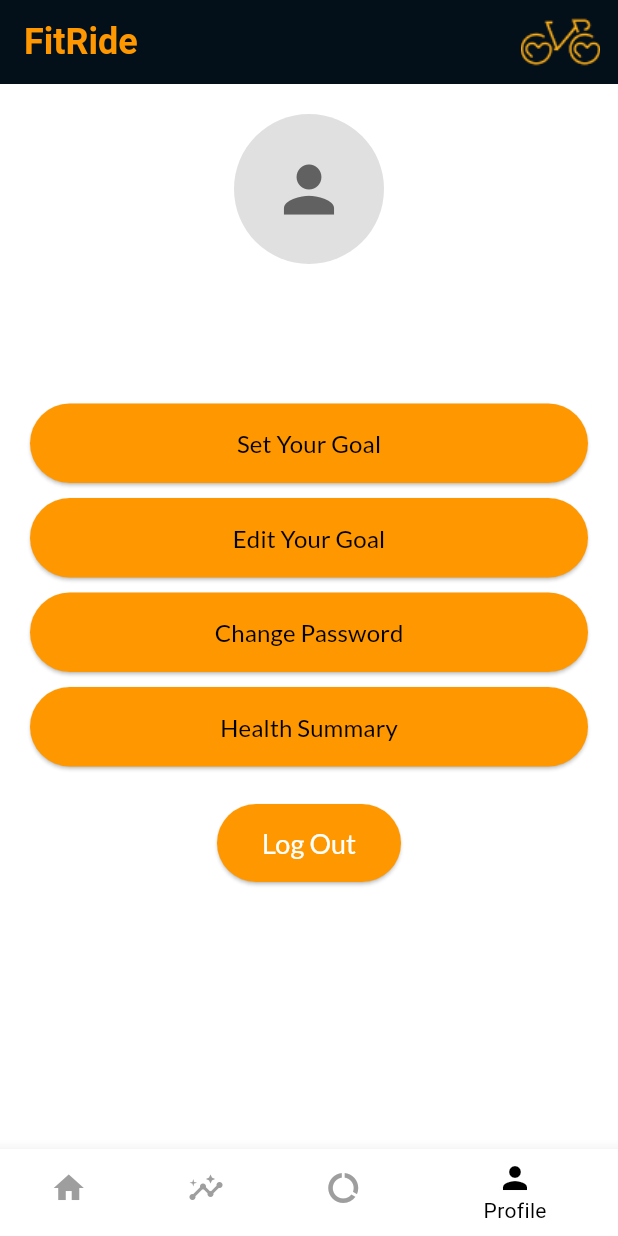
After one commit to 1Jerome23/FitRide, a Flutter app: the ProfilePage screen opened by its route, on a phone screen of 412 x 824 dp. The commit adds this screen. Run offline on Flutter 3.47's test engine with Material 3 defaults, Android fonts, the phone set to English and light mode, and no system bars; our stand-ins replace cloud_firestore, firebase_auth, firebase_core, font_awesome_flutter, geolocator, google_fonts and 3 more; missing offline and left inert: flutter_web_auth; accounts and stored records are empty; network calls fail.

Commit message:
profile page + footer redirections
- need to fix emulator location to openMeteo
- need to fix strava api, can't redirect after authorization
- need to add logic to profile page

```diff
--- a/fitride/lib/main.dart
+++ b/fitride/lib/main.dart
@@ -4,11 +4,12 @@ import 'package:fitride/pages/login_register.dart';
 import 'package:fitride/pages/question.dart';
 import 'package:fitride/pages/question_after_exercise.dart';
 import 'package:flutter/material.dart';
-import 'package:fitride/widget_tree.dart'; // Assuming this imports your main app UI structure
+import 'package:fitride/widget_tree.dart';
 import 'package:firebase_core/firebase_core.dart';
 import 'package:cloud_firestore/cloud_firestore.dart';
 import 'package:firebase_auth/firebase_auth.dart';
 import 'package:fitride/pages/recommendation.dart';
+import 'package:fitride/pages/profile.dart';
 
 Future<void> main() async {
   WidgetsFlutterBinding.ensureInitialized();
@@ -53,11 +54,12 @@ class MyApp extends StatelessWidget {
       ),
       initialRoute: '/',
       routes: {
-        '/': (context) => HomePage(),
+        '/': (context) => LoginPage(),
         '/questionnaire': (context) => QuestionPage(),
         '/homepage': (context) => WidgetTree(),
         '/recommendation': (context) => RecommendationPage(),
         '/goal_tracking': (context) => GoalTrackingPage(),
+        '/profile': (context) => ProfilePage(),
       },
     );
   }
--- a/fitride/lib/pages/home_page.dart
+++ b/fitride/lib/pages/home_page.dart
@@ -1,5 +1,6 @@
 import 'package:fitride/pages/UserDataModule.dart';
 import 'package:fitride/pages/goal_tracking.dart';
+import 'package:fitride/pages/profile.dart';
 import 'package:flutter/material.dart';
 import 'package:google_fonts/google_fonts.dart';
 import 'package:shared_preferences/shared_preferences.dart';
@@ -26,6 +27,7 @@ class _HomePageState extends State<HomePage> {
   String weatherImage = "assets/default_weather.png";
   String userName = '';
 
+  //footer functionalities
   void _onItemTapped(int index) {
     setState(() {
       _selectedIndex = index;
@@ -52,7 +54,7 @@ class _HomePageState extends State<HomePage> {
       case 3:
         Navigator.pushReplacement(
           context,
-          MaterialPageRoute(builder: (context) => HomePage()), // Change to Profile Route
+          MaterialPageRoute(builder: (context) => ProfilePage()),
         );
         break;
     }
@@ -513,7 +515,7 @@ Widget build(BuildContext context) {
           label: 'Insights',
         ),
         BottomNavigationBarItem(
-          icon: Icon(Icons.record_voice_over),
+          icon: Icon(Icons.data_usage),
           label: 'Goal/Progress',
         ),
         BottomNavigationBarItem(
--- a/fitride/lib/pages/login_register.dart
+++ b/fitride/lib/pages/login_register.dart
@@ -273,11 +273,6 @@ Future<void> _onLoginSuccess() async {
                   width: double.infinity,
                   child: _loginOrRegisterButton(),
                 ),
-                SizedBox(height: 20),
-                Container(
-                  width: double.infinity,
-                  child: _socialButton('Connect with Facebook', Colors.blueAccent, Icons.facebook, () {}),
-                ),
                 SizedBox(height: 10),
                 Container(
                   width: double.infinity,
--- /dev/null
+++ b/fitride/lib/pages/profile.dart
@@ -0,0 +1,184 @@
+import 'package:flutter/material.dart';
+import 'package:google_fonts/google_fonts.dart';
+import 'package:shared_preferences/shared_preferences.dart';
+import 'home_page.dart';
+import 'goal_tracking.dart';
+import 'login_register.dart';
+import 'recommendation.dart';
+
+class ProfilePage extends StatefulWidget {
+  @override
+  _ProfilePageState createState() => _ProfilePageState();
+}
+
+class _ProfilePageState extends State<ProfilePage> {
+  int _selectedIndex = 3;
+  String name = "Loading...";
+  String email = "Loading...";
+
+  @override
+  void initState() {
+    super.initState();
+    _loadUserData();
+  }
+
+  Future<void> _loadUserData() async {
+    SharedPreferences prefs = await SharedPreferences.getInstance();
+    setState(() {
+      name = prefs.getString('name') ?? 'Your Name';
+      email = prefs.getString('email') ?? 'your.email@example.com';
+    });
+  }
+
+  void _onItemTapped(int index) {
+    setState(() {
+      _selectedIndex = index;
+    });
+    switch (index) {
+      case 0:
+        Navigator.pushReplacement(
+          context,
+          MaterialPageRoute(builder: (context) => HomePage()),
+        );
+        break;
+      case 1:
+        Navigator.pushReplacement(
+          context,
+          MaterialPageRoute(builder: (context) => RecommendationPage()),
+        );
+        break;
+      case 2:
+        Navigator.pushReplacement(
+          context,
+          MaterialPageRoute(builder: (context) => GoalTrackingPage()),
+        );
+        break;
+      case 3:
+        Navigator.pushReplacement(
+          context,
+          MaterialPageRoute(builder: (context) => ProfilePage()),
+        );
+        break;
+    }
+  }
+
+  void _logout() async {
+    Navigator.pushReplacement(
+      context,
+      MaterialPageRoute(builder: (context) => LoginPage()),
+    );
+  }
+
+  @override
+  Widget build(BuildContext context) {
+    return Scaffold(
+      appBar: AppBar(
+        automaticallyImplyLeading: false,
+        backgroundColor: Theme.of(context).primaryColor,
+        title: Text(
+          "FitRide",
+          style: GoogleFonts.roboto(
+            color: Colors.orange,
+            fontSize: 24,
+            fontWeight: FontWeight.bold,
+          ),
+        ),
+        actions: [
+          Padding(
+            padding: const EdgeInsets.all(8.0),
+            child: Image.asset(
+              'assets/logobike.png',
+              height: 40,
+            ),
+          ),
+        ],
+      ),
+      body: SingleChildScrollView(
+        child: Center(
+          child: Column(
+            mainAxisAlignment: MainAxisAlignment.center,
+            crossAxisAlignment: CrossAxisAlignment.center,
+            children: [
+              SizedBox(height: 20),
+              CircleAvatar(
+                radius: 50,
+                backgroundColor: Colors.grey[300],
+                child: Icon(Icons.person, size: 50, color: Colors.grey[700]),
+              ),
+              SizedBox(height: 10),
+              Text(
+                name,
+                style: GoogleFonts.lato(fontSize: 18, color: Colors.black),
+              ),
+              Text(
+                email,
+                style: GoogleFonts.lato(fontSize: 16, color: Colors.black),
+              ),
+              SizedBox(height: 30),
+              _buildProfileButton("Set Your Goal", Icons.arrow_forward, () {}),
+              _buildProfileButton("Edit Your Goal", Icons.arrow_forward, () {}),
+              _buildProfileButton("Change Password", Icons.arrow_forward, () {}),
+              _buildProfileButton("Health Summary", Icons.arrow_forward, () {}),
+              SizedBox(height: 20),
+              ElevatedButton(
+                onPressed: _logout,
+                child: Text("Log Out"),
+                style: ElevatedButton.styleFrom(
+                  backgroundColor: Colors.orange,
+                  padding: EdgeInsets.symmetric(horizontal: 30, vertical: 15),
+                  textStyle: GoogleFonts.lato(fontSize: 18, color: Colors.black),
+                ),
+              ),
+            ],
+          ),
+        ),
+      ),
+      bottomNavigationBar: BottomNavigationBar(
+        currentIndex: _selectedIndex,
+        selectedItemColor: Theme.of(context).colorScheme.primary,
+        unselectedItemColor: Colors.grey,
+        onTap: _onItemTapped,
+        items: const <BottomNavigationBarItem>[
+          BottomNavigationBarItem(
+            icon: Icon(Icons.home),
+            label: 'Home',
+          ),
+          BottomNavigationBarItem(
+            icon: Icon(Icons.insights),
+            label: 'Insights',
+          ),
+          BottomNavigationBarItem(
+            icon: Icon(Icons.data_usage),
+            label: 'Goal/Progress',
+          ),
+          BottomNavigationBarItem(
+            icon: Icon(Icons.person),
+            label: 'Profile',
+          ),
+        ],
+      ),
+    );
+  }
+
+  Widget _buildProfileButton(String text, IconData icon, VoidCallback onPressed) {
+    return Padding(
+      padding: const EdgeInsets.symmetric(vertical: 5, horizontal: 20),
+      child: ElevatedButton(
+        onPressed: onPressed,
+        style: ElevatedButton.styleFrom(
+          backgroundColor: Colors.orange,
+          padding: EdgeInsets.symmetric(vertical: 15),
+        ),
+        child: Row(
+          mainAxisAlignment: MainAxisAlignment.center,
+          children: [
+            Text(
+              text,
+              style: GoogleFonts.lato(fontSize: 16, color: Colors.black, fontWeight: FontWeight.normal),
+            ),
+          ],
+        ),
+      ),
+    );
+  }
+}
--- a/fitride/pubspec.yaml
+++ b/fitride/pubspec.yaml
@@ -45,7 +45,8 @@ dependencies:
   geocoding: ^3.0.0
   syncfusion_flutter_gauges: ^20.3.60
   syncfusion_flutter_charts: ^20.3.60
-
+  flutter_web_auth: ^0.6.0
+  webview_flutter: ^4.10.0
 
 
 
```
Also changed, not shown: fitride/lib/pages/goal_tracking.dart (+33 -4 lines), fitride/lib/pages/recommendation.dart (+46 -8 lines), fitride/pubspec.lock, 2 other files.
